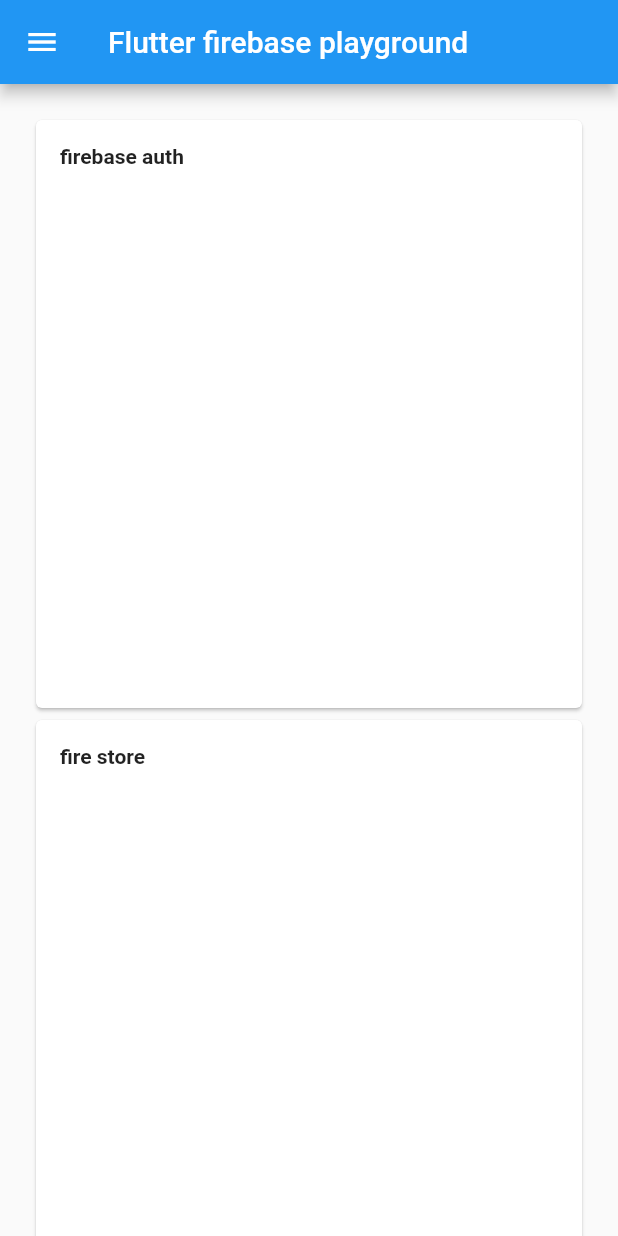
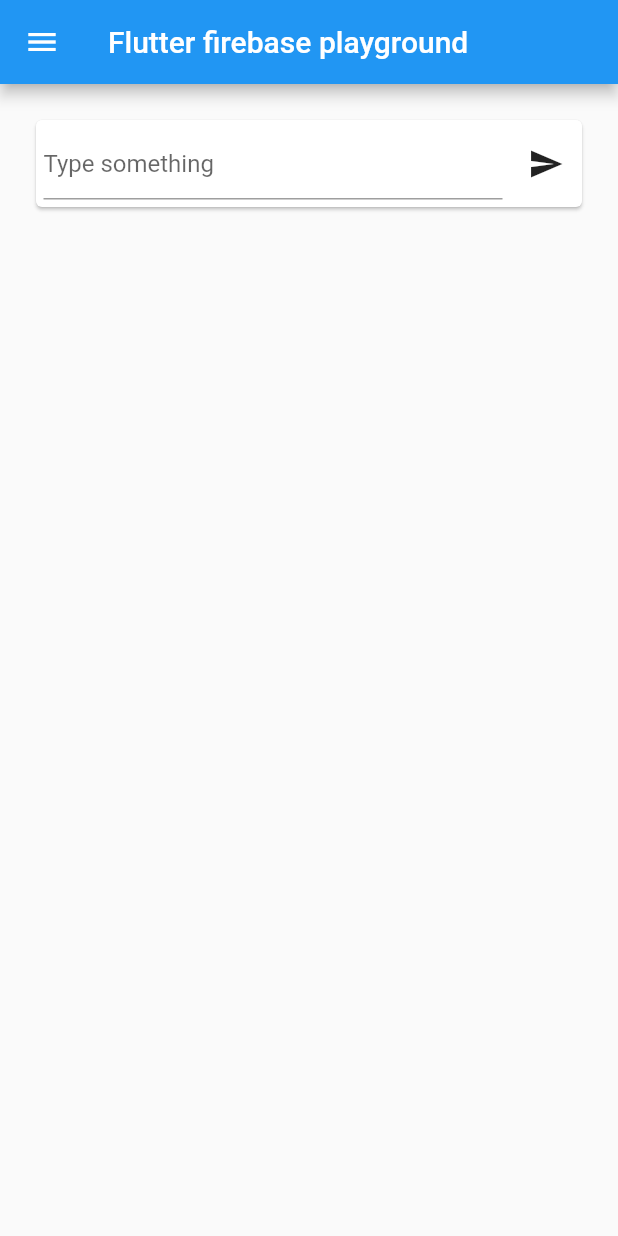
Before and after one commit to nasum/flutter_firebase_playground, a Flutter app: the screen it shows after launch, on a phone screen of 412 x 824 dp. Run offline on Flutter 3.47's test engine with Material 2 defaults, Android fonts, the phone set to English and light mode, and no system bars; our stand-ins replace firebase_auth, font_awesome_flutter, google_sign_in; accounts and stored records are empty.

Commit message:
set card ui

```diff
--- a/lib/main.dart
+++ b/lib/main.dart
@@ -3,6 +3,7 @@ import 'package:flutter/material.dart';
 import 'package:google_sign_in/google_sign_in.dart';
 import 'package:firebase_auth/firebase_auth.dart';
 import 'package:font_awesome_flutter/font_awesome_flutter.dart';
+// import 'package:cloud_firestore/cloud_firestore.dart';
 
 final FirebaseAuth _auth = FirebaseAuth.instance;
 final GoogleSignIn _googleSignIn = new GoogleSignIn();
@@ -16,6 +17,10 @@ class MyHomePage extends StatefulWidget {
 
 class _MyHomePageState extends State<MyHomePage> {
   FirebaseUser user;
+  static String _inputText = "";
+  final TextEditingController _controller =
+      new TextEditingController(text: _inputText);
+  List<Widget> _list = new List<Widget>();
 
   @override
   initState() {
@@ -34,40 +39,30 @@ class _MyHomePageState extends State<MyHomePage> {
                 shrinkWrap: true,
                 padding: const EdgeInsets.all(20.0),
                 children: [
-                  new SizedBox(
-                      height: 400.0,
-                      child: new Card(
-                          color: Colors.white,
-                          child: new Column(
-                              crossAxisAlignment: CrossAxisAlignment.start,
-                              children: [
-                                new Container(
-                                  padding: const EdgeInsets.all(16.0),
-                                  child: new Text(
-                                    'firebase auth',
-                                    style: new TextStyle(
-                                      fontWeight: FontWeight.bold,
-                                    ),
-                                  ),
-                                )
-                              ]))),
-                  new SizedBox(
-                      height: 400.0,
-                      child: new Card(
-                          color: Colors.white,
-                          child: new Column(
-                              crossAxisAlignment: CrossAxisAlignment.start,
-                              children: [
-                                new Container(
-                                  padding: const EdgeInsets.all(16.0),
-                                  child: new Text(
-                                    'fire store',
-                                    style: new TextStyle(
-                                      fontWeight: FontWeight.bold,
-                                    ),
-                                  ),
-                                )
-                              ])))
+                  new Card(
+                      color: Colors.white,
+                      child: new Row(children: [
+                        new Expanded(
+                            child: new Padding(
+                          padding: new EdgeInsets.all(5.0),
+                          child: new TextField(
+                              controller: _controller,
+                              decoration: new InputDecoration(
+                                hintText: 'Type something',
+                              ),
+                              onChanged: _changeText),
+                        )),
+                        new IconButton(
+                          icon: new Icon(Icons.send),
+                          tooltip: 'submit',
+                          onPressed: _addCard,
+                        )
+                      ])),
+                  new Column(
+                    crossAxisAlignment: CrossAxisAlignment.start,
+                    mainAxisSize: MainAxisSize.min,
+                    children: _list,
+                  )
                 ])));
   }
 
@@ -83,11 +78,33 @@ class _MyHomePageState extends State<MyHomePage> {
     });
   }
 
-  void _handleSignOut() {
+  void _handleSignOut() async {
     _auth.signOut();
     setState(() {
       user = null;
     });
+  }
+
+  void _changeText(String text) {
+    print('enter text');
+    print(text);
+    _inputText = text;
+  }
+
+  void _addCard() {
+    setState(() {
+      SizedBox box = new SizedBox(
+        width: 300.0,
+        height: 50.0,
+        child: new Card(child: new Text(_inputText)),
+      );
+      _list.add(box);
+    });
+  }
+
+  List<Widget> _createList() {
+    _list = new List<Widget>();
+    return _list;
   }
 
   Widget _createDrawer(FirebaseUser user) {
--- a/pubspec.yaml
+++ b/pubspec.yaml
@@ -10,6 +10,7 @@ dependencies:
   cupertino_icons: ^0.1.0
   firebase_auth: ^0.5.3
   google_sign_in: ^3.0.0
+  # cloud_firestore: ^0.3.2
   font_awesome_flutter: ^6.0.0
 
 dev_dependencies:
```
